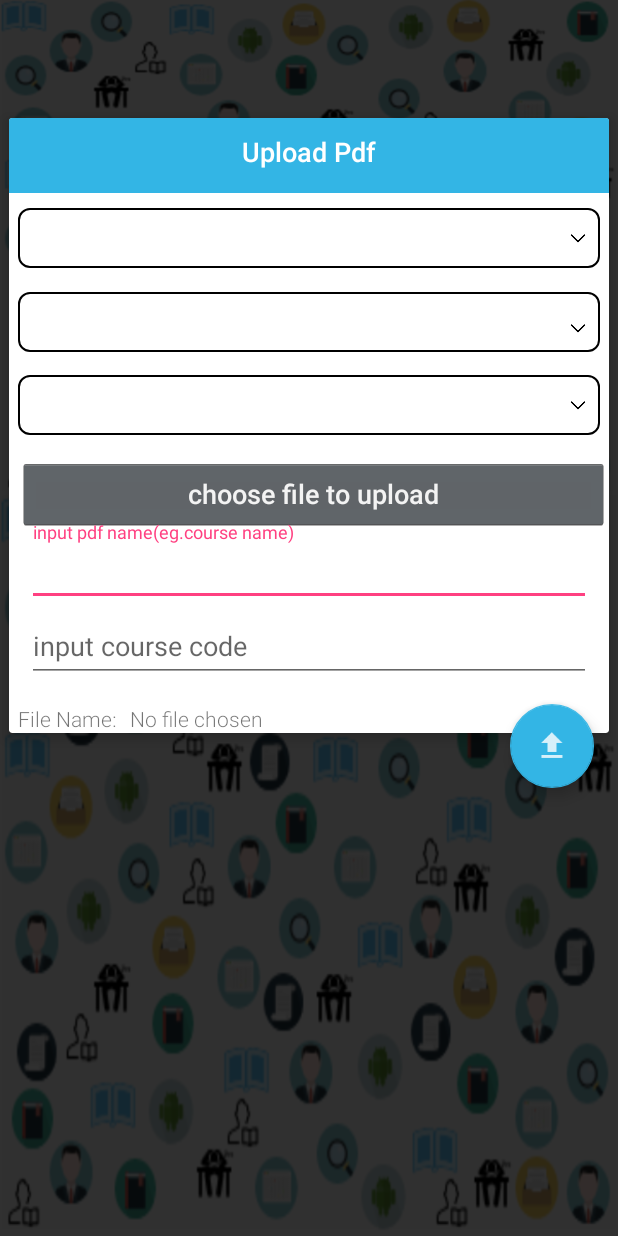
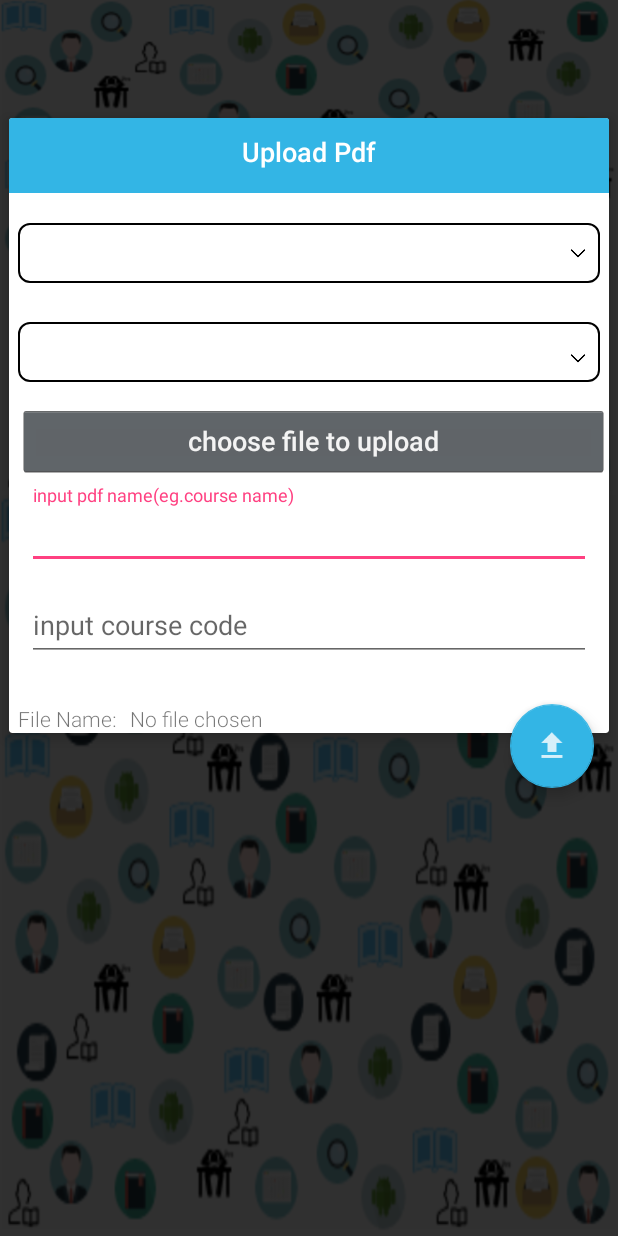
Before and after one commit to amoslarbi/GTUC-desktop, an Android app: the layout uploadpdf.xml on its own in the app's theme, with its tools: preview values and no code run, on a phone screen of 412 x 824 dp. Run offline under Robolectric (Android 15) with nearby library versions, the phone set to English and light mode, and no system bars.

Commit message:
Kevin changes

```diff
--- a/app/build.gradle
+++ b/app/build.gradle
@@ -40,7 +40,7 @@ dependencies {
     compile 'com.android.support:design:26.+'
     compile 'br.com.simplepass:loading-button-android:1.7.2'
     compile 'de.hdodenhof:circleimageview:2.1.0'
-    compile 'com.github.barteksc:android-pdf-viewer:2.0.3'
+    compile 'com.github.barteksc:android-pdf-viewer:2.8.2'
     compile 'cn.pedant.sweetalert:library:1.3'
     compile 'net.gotev:uploadservice:2.1'
     compile 'com.github.barteksc:android-pdf-viewer:2.0.3'
--- a/app/src/main/java/morelifeinc/gtuc/Studentportal.java
+++ b/app/src/main/java/morelifeinc/gtuc/Studentportal.java
@@ -89,7 +89,7 @@ public class Studentportal extends AppCompatActivity
         PostResponseAsyncTask task = new PostResponseAsyncTask(Studentportal.this, postData, new AsyncResponse() {
             @Override
             public void processFinish(String str) {
-                Toast.makeText(getApplicationContext(), str, Toast.LENGTH_SHORT).show();
+                //Toast.makeText(getApplicationContext(), str, Toast.LENGTH_SHORT).show();
 
                 if (str.contains("success")) {
 
--- a/app/src/main/res/layout/login.xml
+++ b/app/src/main/res/layout/login.xml
@@ -102,7 +102,6 @@
         </LinearLayout>
 
 
-
     </LinearLayout>
 
     <!--card_view:cardCornerRadius="10dp"-->
@@ -124,7 +123,7 @@
 
         <RelativeLayout
             android:layout_width="match_parent"
-            android:layout_height="230dp"
+            android:layout_height="250dp"
             android:id="@+id/relativeLayout"
             android:clipToPadding="false"
 
@@ -201,6 +200,9 @@
                 android:text="Sign Up" />
 
 
+
+
+
         </RelativeLayout>
 
         <RelativeLayout
--- a/app/src/main/res/layout/uploadpdf.xml
+++ b/app/src/main/res/layout/uploadpdf.xml
@@ -92,7 +92,7 @@
                 android:layout_marginRight="6dip"
                 android:spinnerMode="dialog"
                 android:fontFamily="serif-monospace"
-                android:layout_marginTop="60dp"
+                android:layout_marginTop="70dp"
                 android:background="@drawable/shape"
 
                 />
@@ -105,7 +105,7 @@
                 android:src="@drawable/ddown"
                 android:layout_alignParentRight="true"
                 android:layout_above="@+id/editText2"
-                android:layout_marginBottom="-92dp"
+                android:layout_marginBottom="-102dp"
                 android:layout_marginRight="8dip"
 
                 />
@@ -119,7 +119,7 @@
                 android:layout_marginRight="6dip"
                 android:background="@drawable/shape"
                 android:layout_below="@+id/editText2"
-                android:layout_marginTop="16dp"
+                android:layout_marginTop="26dp"
 
                 />
 
@@ -130,45 +130,44 @@
                 android:src="@drawable/ddown"
                 android:layout_alignParentRight="true"
                 android:layout_above="@+id/watts2"
-                android:layout_marginBottom="-52dp"
+                android:layout_marginBottom="-62dp"
                 android:layout_marginRight="8dip"
 
                 />
 
 
-            <Spinner
-                android:id="@+id/num2"
-                android:layout_width="match_parent"
-                android:layout_height="40dp"
-                android:layout_marginLeft="6dip"
-                android:layout_marginRight="6dip"
-                android:background="@drawable/shape"
-                android:layout_below="@+id/watts2"
-                android:layout_marginTop="15dp"
+            <!--<Spinner-->
+                <!--android:id="@+id/num2"-->
+                <!--android:layout_width="match_parent"-->
+                <!--android:layout_height="40dp"-->
+                <!--android:layout_marginLeft="6dip"-->
+                <!--android:layout_marginRight="6dip"-->
+                <!--android:background="@drawable/shape"-->
+                <!--android:layout_below="@+id/editText2"-->
+                <!--android:layout_marginTop="25dp"-->
 
-                />
+                <!--/>-->
 
-            <ImageView
-                android:id="@+id/num"
-                android:layout_width="25dp"
-                android:layout_height="25dp"
-                android:src="@drawable/ddown"
-                android:layout_alignParentRight="true"
-                android:layout_above="@+id/num2"
-                android:layout_marginBottom="-47dp"
-                android:layout_marginRight="8dip"
+            <!--<ImageView-->
+                <!--android:id="@+id/num"-->
+                <!--android:layout_width="25dp"-->
+                <!--android:layout_height="25dp"-->
+                <!--android:src="@drawable/ddown"-->
+                <!--android:layout_alignParentRight="true"-->
+                <!--android:layout_above="@+id/num2"-->
+                <!--android:layout_marginBottom="-57dp"-->
+                <!--android:layout_marginRight="8dip"-->
 
-                />
+                <!--/>-->
 
             <Button
                 android:id="@+id/button2"
                 android:layout_width="match_parent"
                 android:layout_height="wrap_content"
-                android:layout_alignLeft="@+id/num2"
-                android:layout_alignStart="@+id/num2"
-                android:layout_below="@+id/num2"
+                android:layout_alignLeft="@+id/watts2"
+                android:layout_alignStart="@+id/watts2"
+                android:layout_below="@+id/watts2"
                 android:layout_marginTop="15dp"
-
                 android:textStyle="bold"
                 android:text="choose file to upload" />
 
@@ -179,7 +178,7 @@
                 android:layout_marginLeft="6dip"
                 android:layout_marginRight="6dip"
                 android:layout_below="@+id/button2"
-                android:layout_marginTop="-5dp">
+                android:layout_marginTop="5dp">
 
                 <EditText
                     android:id="@+id/num33"
@@ -203,7 +202,7 @@
                 android:layout_marginLeft="6dip"
                 android:layout_marginRight="6dip"
                 android:layout_below="@+id/num3"
-                android:layout_marginTop="-5dp">
+                android:layout_marginTop="5dp">
 
                 <EditText
                     android:id="@+id/naa3"
--- a/build.gradle
+++ b/build.gradle
@@ -5,7 +5,7 @@ buildscript {
         jcenter()
     }
     dependencies {
-        classpath 'com.android.tools.build:gradle:2.3.3'
+        classpath 'com.android.tools.build:gradle:3.0.0'
         classpath 'com.google.gms:google-services:3.0.0'
 
         // NOTE: Do not place your application dependencies here; they belong
```
Also changed, not shown: app/src/main/java/morelifeinc/gtuc/AdminPortal.java (+14 -0 lines), app/src/main/java/morelifeinc/gtuc/Courselist.java (+4 -4 lines), app/src/main/java/morelifeinc/gtuc/Leccourselist.java (+89 -15 lines), app/src/main/java/morelifeinc/gtuc/MainActivity.java (+14 -24 lines), app/src/main/java/morelifeinc/gtuc/PdfAdapter.java (+4 -4 lines), app/src/main/res/layout/depalist.xml (+20 -20 lines), gradle/wrapper/gradle-wrapper.properties.
